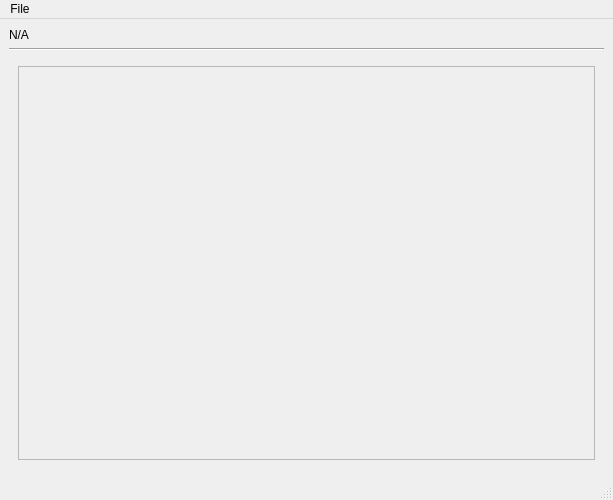
consoleaf/hse_RUZ, file mainwindow.ui: the form before one commit.
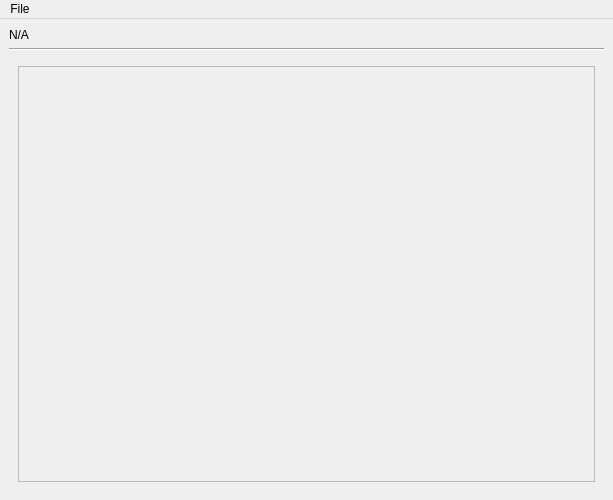
The form after the commit. Icons and pictures are not drawn.

```diff
--- a/mainwindow.ui
+++ b/mainwindow.ui
@@ -55,7 +55,7 @@
             <x>0</x>
             <y>0</y>
             <width>575</width>
-            <height>383</height>
+            <height>406</height>
            </rect>
           </property>
           <layout class="QVBoxLayout" name="verticalLayout_2">
@@ -106,7 +106,6 @@
    </widget>
    <addaction name="menuFile"/>
   </widget>
-  <widget class="QStatusBar" name="statusbar"/>
   <action name="actionSettings">
    <property name="text">
     <string>Settings</string>
```
Left out of the diff: 2 changed lines with no effect on the pictures.
